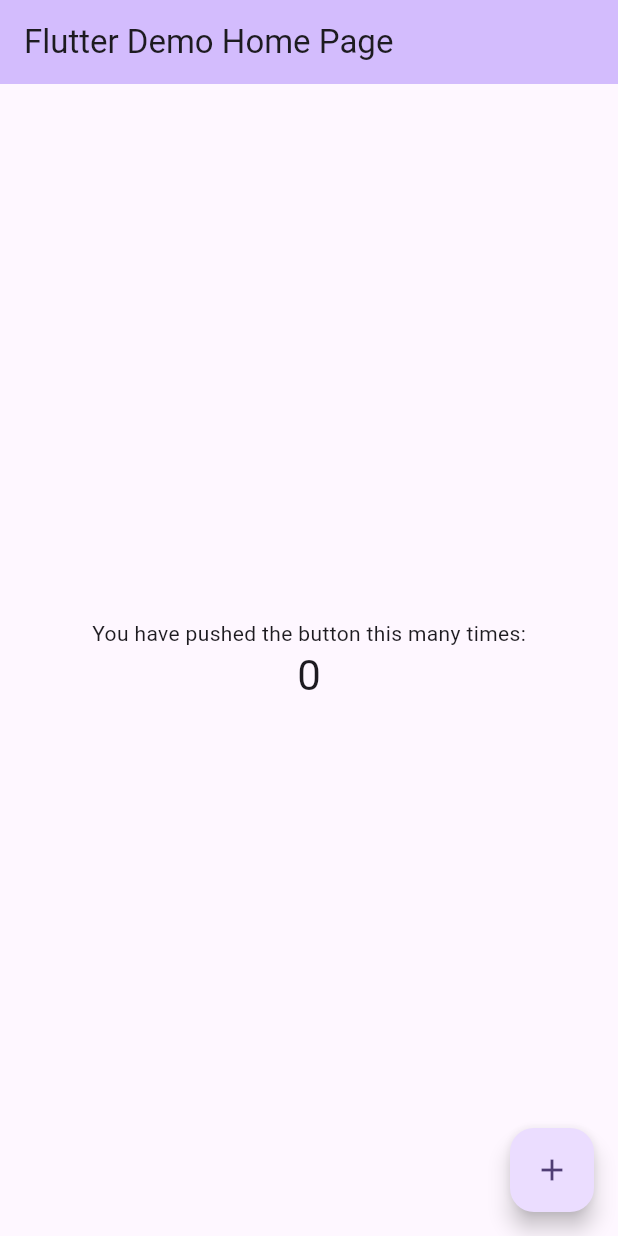
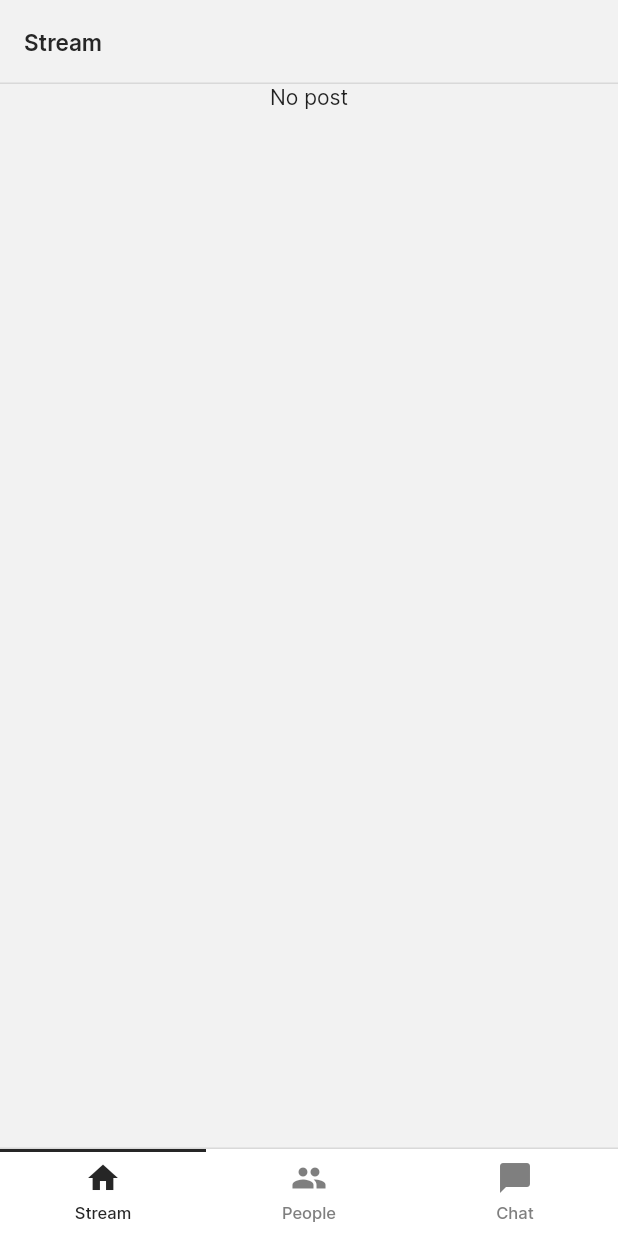
Before and after one commit to cwnuramirah/murai, a Flutter app: the screen it shows after launch, on a phone screen of 412 x 824 dp. Run offline on Flutter 3.47's test engine with Material 2 defaults, Android fonts, the phone set to English and light mode, and no system bars; missing offline and left inert: dart:js_interop.

Commit message:
add initial pages

````diff
--- a/frontend/lib/main.dart
+++ b/frontend/lib/main.dart
@@ -1,4 +1,5 @@
 import 'package:flutter/material.dart';
+import 'package:frontend/navigation.dart';
 
 void main() {
   runApp(const MyApp());
@@ -7,119 +8,15 @@ void main() {
 class MyApp extends StatelessWidget {
   const MyApp({super.key});
 
-  // This widget is the root of your application.
   @override
   Widget build(BuildContext context) {
     return MaterialApp(
-      title: 'Flutter Demo',
+      title: 'Murai',
       theme: ThemeData(
-        // This is the theme of your application.
-        //
-        // TRY THIS: Try running your application with "flutter run". You'll see
-        // the application has a blue toolbar. Then, without quitting the app,
-        // try changing the seedColor in the colorScheme below to Colors.green
-        // and then invoke "hot reload" (save your changes or press the "hot
-        // reload" button in a Flutter-supported IDE, or press "r" if you used
-        // the command line to start the app).
-        //
-        // Notice that the counter didn't reset back to zero; the application
-        // state is not lost during the reload. To reset the state, use hot
-        // restart instead.
-        //
-        // This works for code too, not just values: Most code changes can be
-        // tested with just a hot reload.
-        colorScheme: ColorScheme.fromSeed(seedColor: Colors.deepPurple),
-        useMaterial3: true,
+        fontFamily: 'Inter'
       ),
-      home: const MyHomePage(title: 'Flutter Demo Home Page'),
+      debugShowCheckedModeBanner: false,
+      home: const Navigation(),
     );
   }
 }
-
-class MyHomePage extends StatefulWidget {
-  const MyHomePage({super.key, required this.title});
-
-  // This widget is the home page of your application. It is stateful, meaning
-  // that it has a State object (defined below) that contains fields that affect
-  // how it looks.
-
-  // This class is the configuration for the state. It holds the values (in this
-  // case the title) provided by the parent (in this case the App widget) and
-  // used by the build method of the State. Fields in a Widget subclass are
-  // always marked "final".
-
-  final String title;
-
-  @override
-  State<MyHomePage> createState() => _MyHomePageState();
-}
-
-class _MyHomePageState extends State<MyHomePage> {
-  int _counter = 0;
-
-  void _incrementCounter() {
-    setState(() {
-      // This call to setState tells the Flutter framework that something has
-      // changed in this State, which causes it to rerun the build method below
-      // so that the display can reflect the updated values. If we changed
-      // _counter without calling setState(), then the build method would not be
-      // called again, and so nothing would appear to happen.
-      _counter++;
-    });
-  }
-
-  @override
-  Widget build(BuildContext context) {
-    // This method is rerun every time setState is called, for instance as done
-    // by the _incrementCounter method above.
-    //
-    // The Flutter framework has been optimized to make rerunning build methods
-    // fast, so that you can just rebuild anything that needs updating rather
-    // than having to individually change instances of widgets.
-    return Scaffold(
-      appBar: AppBar(
-        // TRY THIS: Try changing the color here to a specific color (to
-        // Colors.amber, perhaps?) and trigger a hot reload to see the AppBar
-        // change color while the other colors stay the same.
-        backgroundColor: Theme.of(context).colorScheme.inversePrimary,
-        // Here we take the value from the MyHomePage object that was created by
-        // the App.build method, and use it to set our appbar title.
-        title: Text(widget.title),
-      ),
-      body: Center(
-        // Center is a layout widget. It takes a single child and positions it
-        // in the middle of the parent.
-        child: Column(
-          // Column is also a layout widget. It takes a list of children and
-          // arranges them vertically. By default, it sizes itself to fit its
-          // children horizontally, and tries to be as tall as its parent.
-          //
-          // Column has various properties to control how it sizes itself and
-          // how it positions its children. Here we use mainAxisAlignment to
-          // center the children vertically; the main axis here is the vertical
-          // axis because Columns are vertical (the cross axis would be
-          // horizontal).
-          //
-          // TRY THIS: Invoke "debug painting" (choose the "Toggle Debug Paint"
-          // action in the IDE, or press "p" in the console), to see the
-          // wireframe for each widget.
-          mainAxisAlignment: MainAxisAlignment.center,
-          children: <Widget>[
-            const Text(
-              'You have pushed the button this many times:',
-            ),
-            Text(
-              '$_counter',
-              style: Theme.of(context).textTheme.headlineMedium,
-            ),
-          ],
-        ),
-      ),
-      floatingActionButton: FloatingActionButton(
-        onPressed: _incrementCounter,
-        tooltip: 'Increment',
-        child: const Icon(Icons.add),
-      ), // This trailing comma makes auto-formatting nicer for build methods.
-    );
-  }
-}
--- /dev/null
+++ b/frontend/lib/navigation.dart
@@ -0,0 +1,90 @@
+import 'package:flutter/material.dart';
+import 'package:frontend/message_page.dart';
+import 'package:frontend/people_page.dart';
+import 'package:frontend/stream_page.dart';
+import 'package:frontend/theme.dart';
+
+class Navigation extends StatefulWidget {
+  const Navigation({super.key});
+
+  @override
+  State<Navigation> createState() => _NavigationState();
+}
+
+class _NavigationState extends State<Navigation>
+    with SingleTickerProviderStateMixin {
+  late final TabController _controller;
+  final List<Map<String, dynamic>> _pages = [
+    {
+      "label": "Stream",
+      "icon": Icons.home,
+    },
+    {
+      "label": "People",
+      "icon": Icons.people,
+    },
+    {
+      "label": "Chat",
+      "icon": Icons.chat_bubble_rounded,
+    },
+  ];
+  @override
+  void initState() {
+    // `this` with SingleTickerProviderStateMixin
+    _controller = TabController(length: _pages.length, vsync: this);
+    super.initState();
+  }
+
+  List<Tab> getTabBarItems() {
+    List<Tab> tabbarItems = [];
+
+    for (var i = 0; i < _pages.length; i++) {
+      tabbarItems.add(Tab(
+        icon: Icon(_pages[i]["icon"]),
+        iconMargin: const EdgeInsets.only(bottom: StyledSize.xs),
+        text: _pages[i]["label"],
+        height: kBottomNavigationBarHeight,
+      ));
+    }
+
+    return tabbarItems;
+  }
+
+  @override
+  Widget build(BuildContext context) {
+    return Scaffold(
+      body: TabBarView(
+        physics: const NeverScrollableScrollPhysics(),
+        controller: _controller,
+        children: const [
+          StreamPage(),
+          PeoplePage(),
+          MessagePage(),
+        ],
+      ),
+      extendBody: true,
+      bottomNavigationBar: Container(
+        decoration: const BoxDecoration(
+          color: StyledColor.white,
+          border: Border(
+            top: BorderSide(color: StyledColor.grey, width: 1.0)
+          ),
+        ),
+        child: TabBar(
+          tabs: getTabBarItems(),
+          controller: _controller,
+          labelColor: StyledColor.black,
+          unselectedLabelColor: StyledColor.greyDark,
+          labelStyle: const TextStyle(fontSize: 11.0, fontFamily: 'Inter'),
+          physics: const NeverScrollableScrollPhysics(),
+          indicator: const UnderlineTabIndicator(
+              borderSide: BorderSide(
+                color: StyledColor.black,
+                width: 2.0,
+              ),
+              insets: EdgeInsets.only(bottom: kBottomNavigationBarHeight)),
+        ),
+      ),
+    );
+  }
+}
--- /dev/null
+++ b/frontend/lib/stream_page.dart
@@ -0,0 +1,42 @@
+import 'package:flutter/material.dart';
+import 'package:frontend/theme.dart';
+
+class StreamPage extends StatefulWidget {
+  const StreamPage({super.key});
+
+  @override
+  State<StreamPage> createState() => _StreamPageState();
+}
+
+class _StreamPageState extends State<StreamPage> {
+  @override
+  Widget build(BuildContext context) {
+    return Scaffold(
+      backgroundColor: StyledColor.greyLight,
+      appBar: AppBar(
+        title: Text(
+          'Stream',
+          style: StyledText.title.sm,
+        ),
+        shape: const Border(
+          bottom: BorderSide(
+            color: StyledColor.grey,
+            width: 1,
+          ),
+        ),
+        backgroundColor: StyledColor.greyLight,
+        foregroundColor: StyledColor.black,
+        elevation: 0,
+      ),
+      body: const SingleChildScrollView(
+        child: Column(
+          children: [
+            Center(
+              child: Text('No post'),
+            )
+          ],
+        ),
+      ),
+    );
+  }
+}
--- /dev/null
+++ b/frontend/lib/theme.dart
@@ -0,0 +1,147 @@
+import 'package:flutter/material.dart';
+
+/// Use for sizing elements using 8-point grid.
+///
+/// A [SizedBox] has 32 pixel of height and 16 pixel of width:
+///
+/// ```dart
+/// const SizedBox(height: ThemedSize.xl, width: ThemedSize.md)
+/// ```
+/// {@end-tool}
+///
+abstract class StyledSize {
+  const StyledSize(double infinity);
+  static const double grid = 8.0;
+
+  static const double xs = grid / 2;
+  static const double sm = grid;
+  static const double md = grid * 2;
+  static const double lg = grid * 3;
+  static const double xl = grid * 4;
+}
+
+abstract class StyledColor {
+  const StyledColor();
+
+  // Color(0xFF<HEX>)
+  static const Color white = Color(0xFFFFFFFF);
+  static const Color greyLight = Color(0xFFF2F2F2);
+  static const Color grey = Color(0xFFD9D9D9);
+  static const Color greyDark = Color(0xFF7F7F7F);
+  static const Color black = Color(0xFF262626);
+  static const Color blue = Color(0xFF59AAF2);
+}
+
+abstract class StyledText {
+  /// Creates a typography instance.
+  const StyledText();
+
+  static const title = TitleTextStyle();
+}
+
+class TitleTextStyle {
+  const TitleTextStyle();
+
+  TextStyle get lg {
+    return const TextStyle(
+      fontSize: 24,
+      fontWeight: FontWeight.w600,
+    );
+  }
+
+  TextStyle get sm {
+    return const TextStyle(
+      fontSize: 15,
+      fontWeight: FontWeight.w600,
+    );
+  }
+}
+
+/// Allow spacing between widgets by inserting a fixed size spacer into a [Flex] container.
+/// - `horizontal` variant used in a horizontal array, [Row]
+/// - `vertical` variant used in a vertical array, [Column]
+/// {@tool snippet}
+///
+/// 16 pixel space size between two [Text] widget in a [Column] :
+///
+/// ```dart
+/// Column(
+///   children: [
+///     Text("Title", style: StyledText.title.md),
+///     Spacing.vertical.md,
+///     Text("Long paragraph text here", style: StyledText.body.md)
+///   ],
+/// ),
+/// ```
+/// {@end-tool}
+///
+abstract class Spacing {
+  const Spacing();
+
+  static const vertical = VerticalSpacing();
+  static const horizontal = HorizontalSpacing();
+}
+
+class VerticalSpacing {
+  const VerticalSpacing();
+
+  SizedBox get xs {
+    return const SizedBox(height: StyledSize.xs);
+  }
+
+  SizedBox get sm {
+    return const SizedBox(height: StyledSize.sm);
+  }
+
+  SizedBox get md {
+    return const SizedBox(height: StyledSize.md);
+  }
+
+  SizedBox get lg {
+    return const SizedBox(height: StyledSize.lg);
+  }
+
+  SizedBox get xl {
+    return const SizedBox(height: StyledSize.xl);
+  }
+}
+
+class HorizontalSpacing {
+  const HorizontalSpacing();
+
+  SizedBox get xs {
+    return const SizedBox(width: StyledSize.xs);
+  }
+
+  SizedBox get sm {
+    return const SizedBox(width: StyledSize.sm);
+  }
+
+  SizedBox get md {
+    return const SizedBox(width: StyledSize.md);
+  }
+
+  SizedBox get lg {
+    return const SizedBox(width: StyledSize.lg);
+  }
+
+  SizedBox get xl {
+    return const SizedBox(width: StyledSize.xl);
+  }
+}
+
+abstract class StyledBorder {
+  const StyledBorder();
+
+  static final BoxBorder allGrey = Border.all(
+    color: StyledColor.grey,
+    width: 1,
+  );
+
+  static const BorderRadius rounded = BorderRadius.all(Radius.circular(10.0));
+
+  static const BorderRadius roundedTop = BorderRadius.only(
+    topLeft: Radius.circular(10.0),
+    topRight: Radius.circular(10.0),
+  );
+}
````
Also changed, not shown: frontend/lib/message_page.dart (added, +38 -0 lines), frontend/lib/people_page.dart (added, +38 -0 lines), frontend/lib/post_card.dart (added, +145 -0 lines), frontend/pubspec.yaml (+21 -17 lines), frontend/assets/fonts/Inter-Black.ttf (added), frontend/assets/fonts/Inter-Bold.ttf (added), frontend/assets/fonts/Inter-ExtraBold.ttf (added), frontend/assets/fonts/Inter-ExtraLight.ttf (added), frontend/assets/fonts/Inter-Light.ttf (added), frontend/assets/fonts/Inter-Medium.ttf (added), frontend/assets/fonts/Inter-Regular.ttf (added), frontend/assets/fonts/Inter-SemiBold.ttf (added), frontend/assets/fonts/Inter-Thin.ttf (added).
